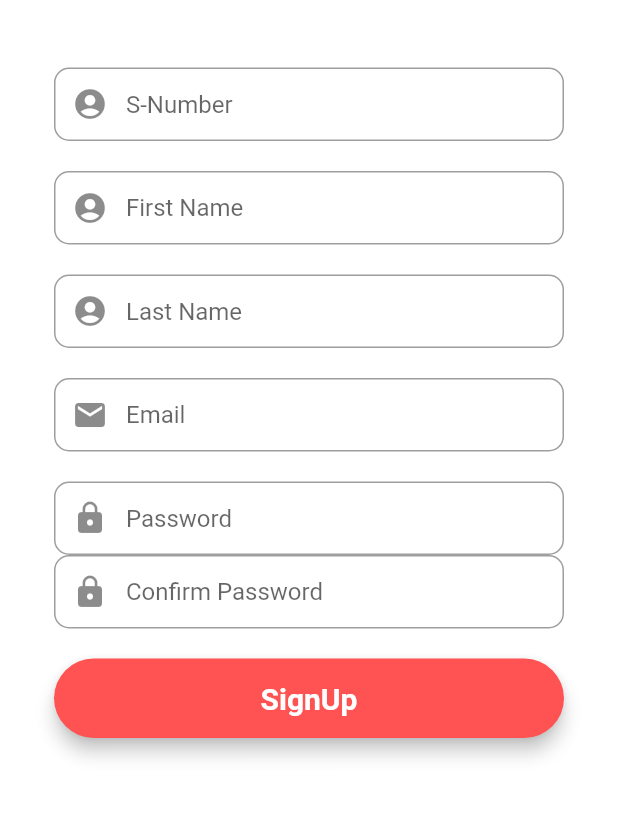
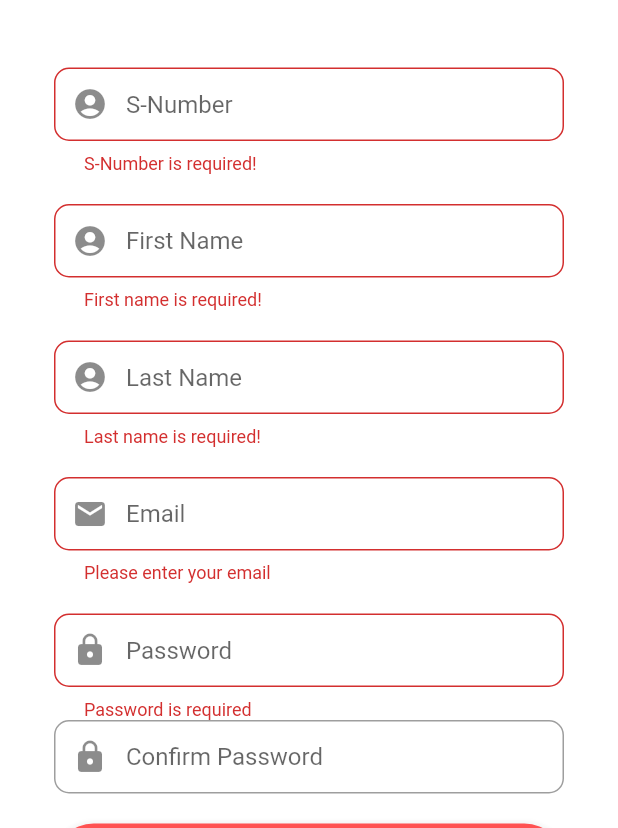
Before and after one commit to Vamp-Valentin/groep2-valentin-cedric-jean, a Flutter app: the Register screen opened directly, after a tap on "SignUp", on a phone screen of 412 x 824 dp, the part 408-1236 px from its top. Run offline on Flutter 3.47's test engine with Material 2 defaults, Android fonts, the phone set to English and light mode, and no system bars; our stand-ins replace cloud_firestore, firebase_auth, firebase_core, fluttertoast; accounts and stored records are empty.

```diff
--- a/Intro-mobile-project/exam_app/lib/main.dart
+++ b/Intro-mobile-project/exam_app/lib/main.dart
@@ -8,7 +8,7 @@ import 'package:firebase_core/firebase_core.dart';
 import 'package:flutter/material.dart';
 import 'package:provider/provider.dart';
 
-void main() async{
+Future <void> main() async{
   WidgetsFlutterBinding.ensureInitialized();
   await Firebase.initializeApp();
   runApp(const MyApp());
--- a/Intro-mobile-project/exam_app/lib/models/my_user.dart
+++ b/Intro-mobile-project/exam_app/lib/models/my_user.dart
@@ -1,5 +1,28 @@
 class MyUser {
-  final String? uid;
+  String? uid;
+  String? email;
+  String? firstName;
+  String? lastName;
 
-  MyUser({this.uid});
+  MyUser({this.uid, this.email, this.firstName, this.lastName});
+
+  //get data from database
+  factory MyUser.fromMap(map){
+    return MyUser(
+      uid: map['uid'],
+      email: map['email'],
+      firstName: map['firstName'],
+      lastName: map['lastName']
+    );
+  }
+
+  //send data to database
+  Map<String, dynamic> toMap(){
+    return {
+      'uid': uid,
+      'email': email,
+      'firstName': firstName,
+      'lastName': lastName
+    };
+  }
 }
--- a/Intro-mobile-project/exam_app/lib/screens/authenticate/register.dart
+++ b/Intro-mobile-project/exam_app/lib/screens/authenticate/register.dart
@@ -1,5 +1,10 @@
+import 'package:cloud_firestore/cloud_firestore.dart';
+import 'package:exam_app/models/my_user.dart';
+import 'package:exam_app/screens/home/home.dart';
 import 'package:exam_app/services/auth.dart';
+import 'package:firebase_auth/firebase_auth.dart';
 import 'package:flutter/material.dart';
+import 'package:fluttertoast/fluttertoast.dart';
 
 class Register extends StatefulWidget {
   //Register({Key? key}) : super(key: key);
@@ -10,7 +15,9 @@ class Register extends StatefulWidget {
 }
 
 class _RegisterState extends State<Register> {
-  final AuthService _auth = AuthService();
+  //final AuthService _auth = AuthService();
+  //firebase
+  final _auth = FirebaseAuth.instance;
 
   //form key
   final _formkey = GlobalKey<FormState>();
@@ -29,13 +36,21 @@ class _RegisterState extends State<Register> {
 
   @override
   Widget build(BuildContext context) {
-
     //s number
     final sNumberField = TextFormField(
       autofocus: false,
       controller: sNumberEditingController,
       keyboardType: TextInputType.emailAddress,
-      //validator: () {},
+      validator: (value) {
+        RegExp regex = new RegExp(r'^.{7,}$');
+        if (value!.isEmpty) {
+          return "S-Number is required!";
+        }
+        if (!regex.hasMatch(value)) {
+          return "Please enter valid password, min 7 characters!";
+        }
+        return null;
+      },
       onSaved: (value) {
         sNumberEditingController.text = value!;
       },
@@ -52,7 +67,16 @@ class _RegisterState extends State<Register> {
       autofocus: false,
       controller: firstNameEditingController,
       keyboardType: TextInputType.name,
-      //validator: () {},
+      validator: (value) {
+        RegExp regex = new RegExp(r'^.{2,}$');
+        if (value!.isEmpty) {
+          return "First name is required!";
+        }
+        if (!regex.hasMatch(value)) {
+          return "Please enter valid first name!";
+        }
+        return null;
+      },
       onSaved: (value) {
         firstNameEditingController.text = value!;
       },
@@ -69,7 +93,12 @@ class _RegisterState extends State<Register> {
       autofocus: false,
       controller: lastNameEditingController,
       keyboardType: TextInputType.name,
-      //validator: () {},
+      validator: (value) {
+        if (value!.isEmpty) {
+          return "Last name is required!";
+        }
+        return null;
+      },
       onSaved: (value) {
         lastNameEditingController.text = value!;
       },
@@ -86,7 +115,15 @@ class _RegisterState extends State<Register> {
       autofocus: false,
       controller: emailEditingController,
       keyboardType: TextInputType.emailAddress,
-      //validator: () {},
+      validator: (value) {
+        if (value!.isEmpty) {
+          return "Please enter your email";
+        }
+        if (!RegExp("^[a-zA-Z0-9+_.-]+@[a-zA-Z0-9.-]+.[a-z]").hasMatch(value)) {
+          return "Please enter a valid email";
+        }
+        return null;
+      },
       onSaved: (value) {
         emailEditingController.text = value!;
       },
@@ -103,7 +140,15 @@ class _RegisterState extends State<Register> {
       autofocus: false,
       controller: passwordEditingController,
       obscureText: true,
-      //validator: () {},
+      validator: (value) {
+        RegExp regex = new RegExp(r'^.{6,}$');
+        if (value!.isEmpty) {
+          return "Password is required";
+        }
+        if (!regex.hasMatch(value)) {
+          return "Please enter valid password, min 6 characters!";
+        }
+      },
       onSaved: (value) {
         passwordEditingController.text = value!;
       },
@@ -120,7 +165,12 @@ class _RegisterState extends State<Register> {
       autofocus: false,
       controller: confirmPasswordEditingController,
       obscureText: true,
-      //validator: () {},
+      validator: (value) {
+        if (confirmPasswordEditingController.text != passwordEditingController.text) {
+          return "Passwords dont match!";
+        }
+        return null;
+      },
       onSaved: (value) {
         confirmPasswordEditingController.text = value!;
       },
@@ -140,7 +190,9 @@ class _RegisterState extends State<Register> {
       child: MaterialButton(
         padding: EdgeInsets.fromLTRB(20, 15, 20, 15),
         minWidth: MediaQuery.of(context).size.width,
-        onPressed: () {},
+        onPressed: () {
+          signUp(emailEditingController.text, passwordEditingController.text);
+        },
         child: Text(
           "SignUp",
           textAlign: TextAlign.center,
@@ -180,7 +232,6 @@ class _RegisterState extends State<Register> {
                             "assets/apLogo.png",
                             fit: BoxFit.contain,
                           )),
-
                       SizedBox(height: 45),
                       sNumberField,
                       SizedBox(height: 20),
@@ -266,4 +317,37 @@ class _RegisterState extends State<Register> {
     //     )
     // ));
   }
+
+  void signUp(String email, String password) async {
+    if (_formkey.currentState!.validate()) {
+      await _auth
+          .createUserWithEmailAndPassword(email: email, password: password)
+          .then((value) => {postDetailsToFirestore()})
+          .catchError((e) {
+        Fluttertoast.showToast(msg: e!.message);
+      });
+    }
+  }
+
+  postDetailsToFirestore() async {
+    //calling fire store
+    FirebaseFirestore firebaseFirestore = FirebaseFirestore.instance;
+    User? user = _auth.currentUser;
+
+    //calling user model
+    MyUser myUser = MyUser();
+    myUser.email = user!.email;
+    myUser.uid = user.uid;
+    myUser.firstName = firstNameEditingController.text;
+    myUser.lastName = lastNameEditingController.text;
+
+    //sending values
+    await firebaseFirestore
+        .collection("users")
+        .doc(user.uid)
+        .set(myUser.toMap());
+    Fluttertoast.showToast(msg: "Account created successfully!");
+    Navigator.pushAndRemoveUntil((context),
+        MaterialPageRoute(builder: (context) => Home()), (route) => false);
+  }
 }
--- a/Intro-mobile-project/exam_app/lib/screens/home/home.dart
+++ b/Intro-mobile-project/exam_app/lib/screens/home/home.dart
@@ -1,3 +1,4 @@
+import 'package:exam_app/screens/authenticate/sign_in.dart';
 import 'package:exam_app/services/auth.dart';
 import 'package:flutter/material.dart';
 
@@ -12,7 +13,9 @@ class Home extends StatelessWidget {
         backgroundColor: Colors.red,
         title: Text("Welcome"),
         centerTitle: true,
-        actions: <Widget>[ActionChip(label: Text("Logout"), onPressed: (){})],
+        actions: <Widget>[ActionChip(label: Text("Logout"), onPressed: (){
+          Navigator.pushReplacement(context, MaterialPageRoute(builder: (context)=>SignIn()));
+        })],
       ),
       body: Center(
         child: Padding(
--- a/Intro-mobile-project/exam_app/lib/screens/wrapper.dart
+++ b/Intro-mobile-project/exam_app/lib/screens/wrapper.dart
@@ -1,5 +1,6 @@
 import 'package:exam_app/models/my_user.dart';
 import 'package:exam_app/screens/authenticate/authenticate.dart';
+import 'package:exam_app/screens/authenticate/sign_in.dart';
 import 'package:exam_app/screens/home/home.dart';
 import 'package:firebase_auth/firebase_auth.dart';
 import 'package:flutter/material.dart';
@@ -17,7 +18,7 @@ class Wrapper extends StatelessWidget {
 
     // return home or authenticate widget
     if(user == null){
-      return Authenticate();
+      return SignIn();
     } else {
       return Home();
     }
--- a/Intro-mobile-project/exam_app/pubspec.yaml
+++ b/Intro-mobile-project/exam_app/pubspec.yaml
@@ -38,6 +38,7 @@ dependencies:
   firebase_auth: ^3.3.13
   firebase_core: ^1.14.0
   provider: ^6.0.2
+  fluttertoast: ^8.0.9
 
 dev_dependencies:
   flutter_test:
```
Also changed, not shown: Intro-mobile-project/exam_app/lib/screens/authenticate/authenticate.dart (+20 -20 lines), Intro-mobile-project/exam_app/lib/screens/authenticate/sign_in.dart (+43 -6 lines), Intro-mobile-project/exam_app/pubspec.lock, 3 other files.
